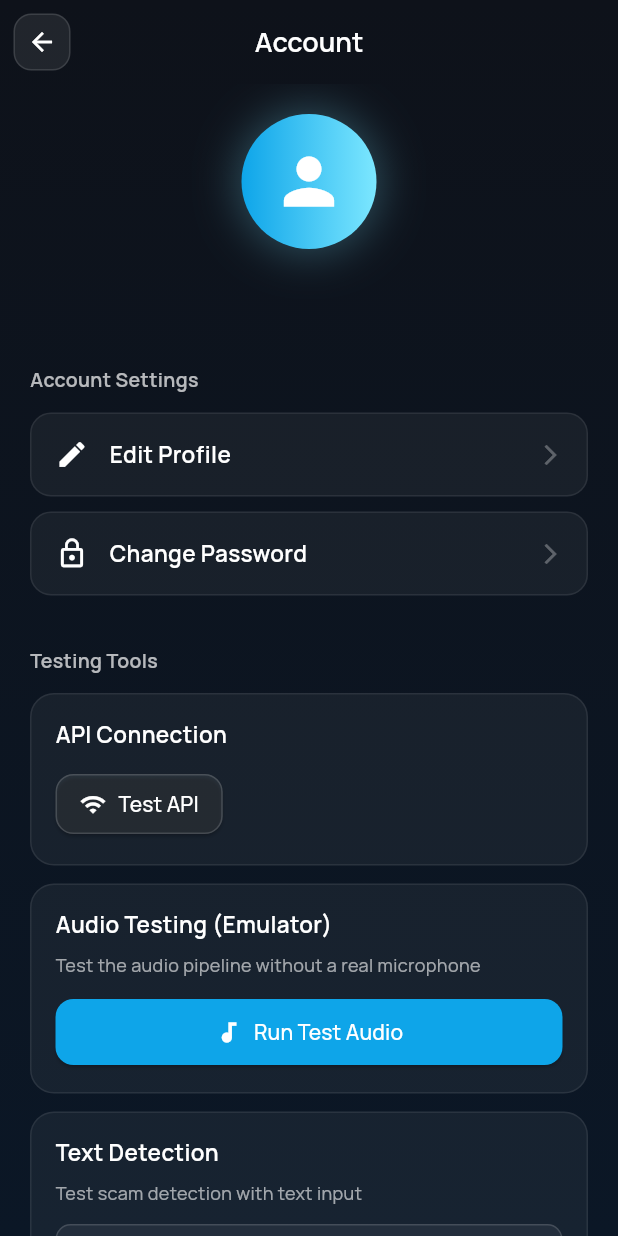
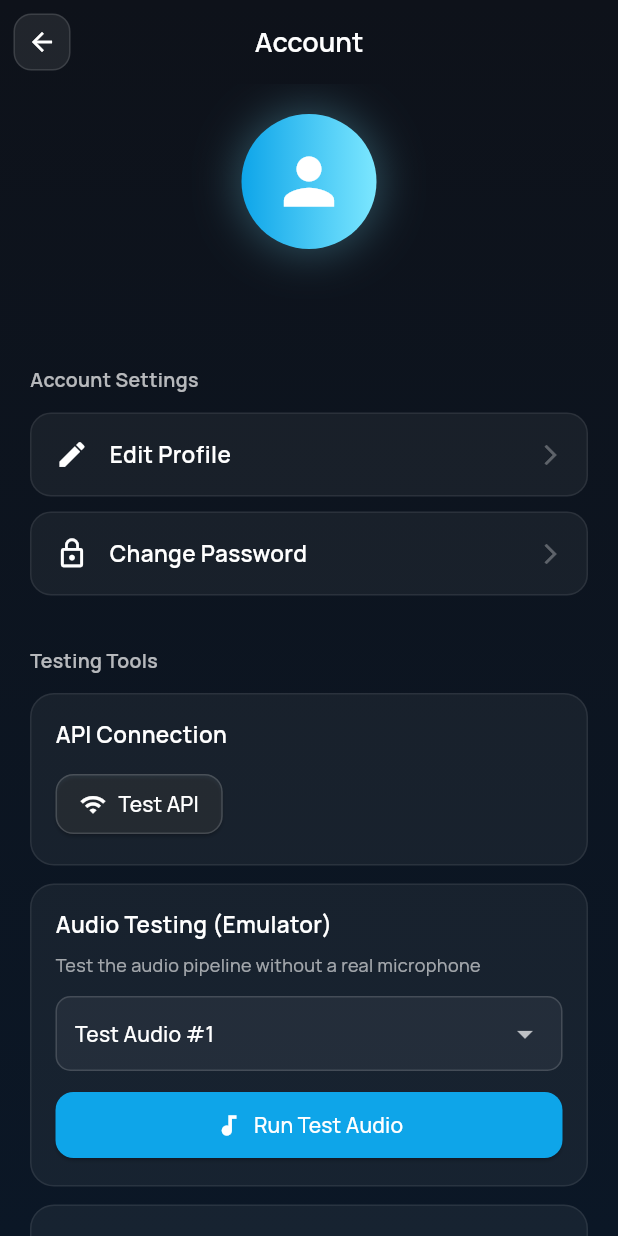
Before and after one commit to KiimmZyy/scam-call-detection-fyp, a Flutter app: the AccountPage screen opened directly, on a phone screen of 412 x 824 dp. Run offline on Flutter 3.47's test engine with Material 3 defaults, Android fonts, the phone set to English and light mode, and no system bars; drawn by our look-alikes of overlay_support; our stand-ins replace flutter_local_notifications, google_fonts, hive, hive_flutter, permission_handler, pull_to_refresh and 2 more; missing offline and left inert: phone_state, record; accounts and stored records are empty.

Commit message:
Add 4 test audio files with the dropdown selector

```diff
--- a/mobile_app/lib/screens/account.dart
+++ b/mobile_app/lib/screens/account.dart
@@ -1,4 +1,5 @@
 import 'package:flutter/material.dart';
+import 'package:flutter/services.dart';
 import 'package:provider/provider.dart';
 import 'dart:io';
 import 'edit_profile.dart';
@@ -11,6 +12,7 @@ import '../services/test_audio_service.dart';
 import '../widgets/result_bottom_sheet.dart';
 import '../models/call_history.dart';
 import 'package:overlay_support/overlay_support.dart';
+import 'package:path_provider/path_provider.dart';
 
 class AccountPage extends StatefulWidget {
   const AccountPage({super.key});
@@ -24,6 +26,7 @@ class _AccountPageState extends State<AccountPage> {
   bool _apiTesting = false;
   bool? _apiOnline;
   bool _isProcessing = false;
+  int _selectedAudioIndex = 1;
 
   @override
   void dispose() {
@@ -54,13 +57,22 @@ class _AccountPageState extends State<AccountPage> {
     });
 
     try {
-      final testAudioPath = await TestAudioService.getOrCreateTestAudio();
-      final file = File(testAudioPath);
-      final exists = await file.exists();
-      final size = exists ? await file.length() : 0;
+      // Load audio from assets
+      final audioAsset = 'assets/audio/test_audio_$_selectedAudioIndex.wav';
+      final audioData = await rootBundle.load(audioAsset);
+      final bytes = audioData.buffer.asUint8List();
+
+      // Save to temp directory
+      final tempDir = await getTemporaryDirectory();
+      final audioFile = File('${tempDir.path}/test_audio_$_selectedAudioIndex.wav');
+      await audioFile.writeAsBytes(bytes);
+
+      final testAudioPath = audioFile.path;
+      final exists = await audioFile.exists();
+      final size = exists ? await audioFile.length() : 0;
 
       if (!exists || size == 0) {
-        _showError('Failed to create test audio file');
+        _showError('Failed to load test audio file');
         return;
       }
 
@@ -70,7 +82,7 @@ class _AccountPageState extends State<AccountPage> {
       if (result != null) {
         final callHistory = CallHistory(
           id: DateTime.now().millisecondsSinceEpoch.toString(),
-          phoneNumber: 'Test Call',
+          phoneNumber: 'Test Audio #$_selectedAudioIndex',
           dateTime: DateTime.now(),
           transcript: result['transcript'] ?? '',
           isScam: result['is_scam'] ?? false,
@@ -333,6 +345,38 @@ class _AccountPageState extends State<AccountPage> {
                           style: TextStyle(color: Colors.white.withOpacity(0.6), fontSize: 12),
                         ),
                         const SizedBox(height: 12),
+                        // Audio selector dropdown
+                        Container(
+                          padding: const EdgeInsets.symmetric(horizontal: 12),
+                          decoration: BoxDecoration(
+                            color: Colors.white.withOpacity(0.05),
+                            borderRadius: BorderRadius.circular(10),
+                            border: Border.all(color: Colors.white.withOpacity(0.15)),
+                          ),
+                          child: DropdownButton<int>(
+                            value: _selectedAudioIndex,
+                            dropdownColor: const Color(0xFF0E121A),
+                            isExpanded: true,
+                            underline: const SizedBox(),
+                            items: [1, 2, 3, 4].map((int value) {
+                              return DropdownMenuItem<int>(
+                                value: value,
+                                child: Text(
+                                  'Test Audio #$value',
+                                  style: const TextStyle(color: Colors.white, fontSize: 14),
+                                ),
+                              );
+                            }).toList(),
+                            onChanged: (int? newValue) {
+                              if (newValue != null) {
+                                setState(() {
+                                  _selectedAudioIndex = newValue;
+                                });
+                              }
+                            },
+                          ),
+                        ),
+                        const SizedBox(height: 12),
                         SizedBox(
                           width: double.infinity,
                           child: ElevatedButton.icon(
--- a/mobile_app/pubspec.yaml
+++ b/mobile_app/pubspec.yaml
@@ -56,6 +56,8 @@ dev_dependencies:
 
 flutter:
   uses-material-design: true
+  assets:
+    - assets/audio/
 
 flutter_native_splash:
   color: '#000000'
```
Also changed, not shown: 4 other files.
